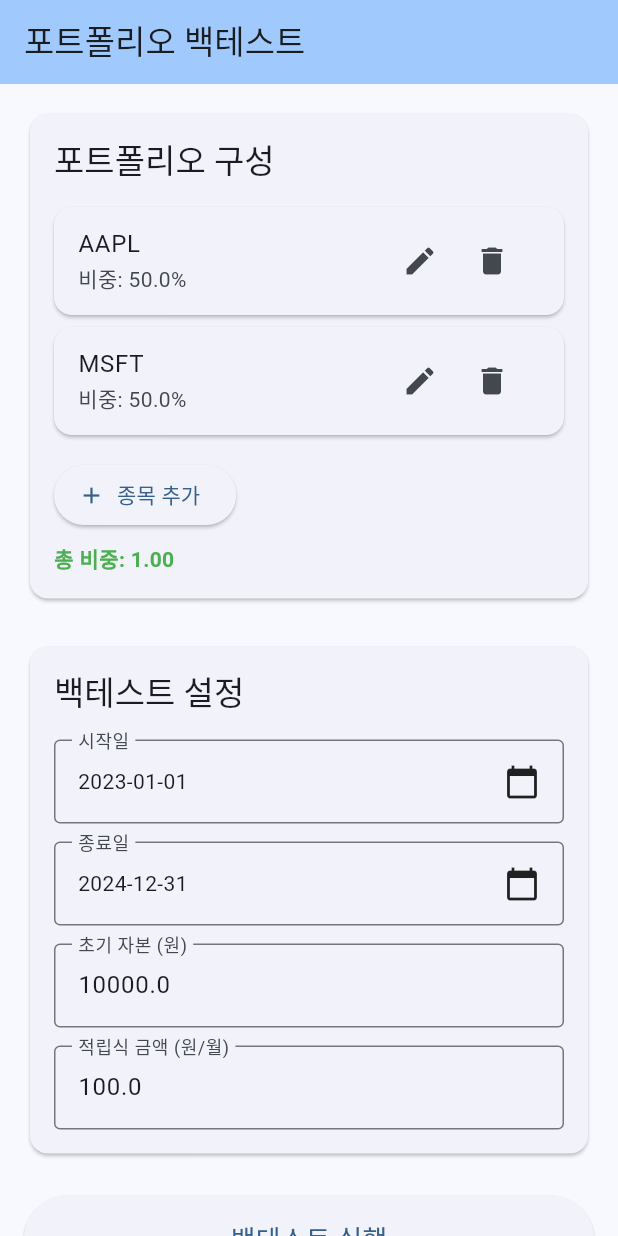
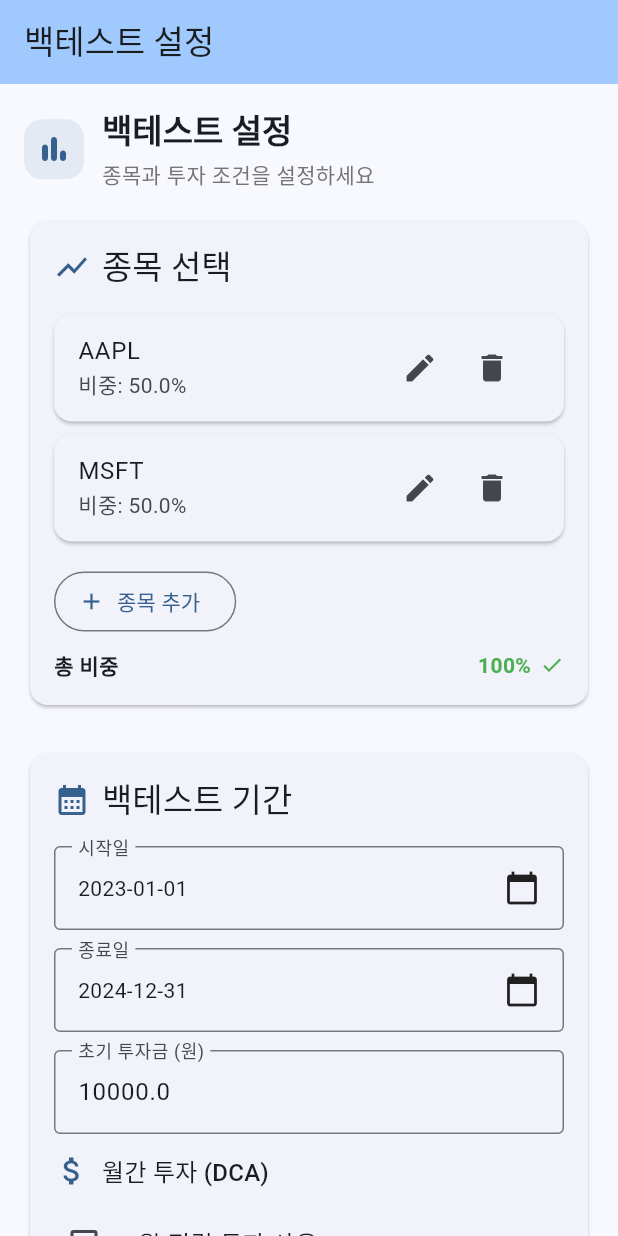
Before and after one commit to dongchan21/fsp_project_client, a Flutter app: the screen it shows after launch, on a phone screen of 412 x 824 dp. Run offline on Flutter 3.47's test engine with Material 3 defaults, Android fonts, the phone set to English and light mode, and no system bars; our stand-ins replace fl_chart.

Commit message:
feat(ui): 백테스트 설정 화면 개선 및 DCA 토글 추가

```diff
--- a/lib/screens/home_screen.dart
+++ b/lib/screens/home_screen.dart
@@ -11,7 +11,7 @@ class HomeScreen extends StatelessWidget {
   Widget build(BuildContext context) {
     return Scaffold(
       appBar: AppBar(
-        title: const Text('포트폴리오 백테스트'),
+        title: const Text('백테스트 설정'),
         backgroundColor: Theme.of(context).colorScheme.inversePrimary,
       ),
       body: SingleChildScrollView(
@@ -19,14 +19,48 @@ class HomeScreen extends StatelessWidget {
         child: Column(
           crossAxisAlignment: CrossAxisAlignment.stretch,
           children: [
+            _buildHeaderInfo(context),
+            const SizedBox(height: 16),
             _buildPortfolioSection(context),
             const SizedBox(height: 24),
             _buildParametersSection(context),
-            const SizedBox(height: 24),
+            const SizedBox(height: 32),
             _buildRunButton(context),
           ],
         ),
       ),
+    );
+  }
+
+  Widget _buildHeaderInfo(BuildContext context) {
+    return Column(
+      crossAxisAlignment: CrossAxisAlignment.start,
+      children: [
+        Row(
+          children: [
+            Container(
+              width: 40,
+              height: 40,
+              decoration: BoxDecoration(
+                color: Theme.of(context).colorScheme.primary.withOpacity(0.1),
+                borderRadius: BorderRadius.circular(12),
+              ),
+              child: Icon(Icons.bar_chart_rounded, color: Theme.of(context).colorScheme.primary),
+            ),
+            const SizedBox(width: 12),
+            Expanded(
+              child: Column(
+                crossAxisAlignment: CrossAxisAlignment.start,
+                children: [
+                  Text('백테스트 설정', style: Theme.of(context).textTheme.titleLarge?.copyWith(fontWeight: FontWeight.bold)),
+                  const SizedBox(height: 4),
+                  Text('종목과 투자 조건을 설정하세요', style: Theme.of(context).textTheme.bodyMedium?.copyWith(color: Colors.grey[600])),
+                ],
+              ),
+            ),
+          ],
+        ),
+      ],
     );
   }
 
@@ -39,9 +73,15 @@ class HomeScreen extends StatelessWidget {
             child: Column(
               crossAxisAlignment: CrossAxisAlignment.start,
               children: [
+                Row(
+                  children: [
+                    Icon(Icons.show_chart, color: Theme.of(context).colorScheme.primary),
+                    const SizedBox(width: 8),
                     Text(
-                  '포트폴리오 구성',
+                      '종목 선택',
                       style: Theme.of(context).textTheme.titleLarge,
+                    ),
+                  ],
                 ),
                 const SizedBox(height: 16),
                 ListView.builder(
@@ -53,20 +93,38 @@ class HomeScreen extends StatelessWidget {
                   },
                 ),
                 const SizedBox(height: 8),
-                ElevatedButton.icon(
+                OutlinedButton.icon(
                   onPressed: () => _showAddStockDialog(context, provider),
                   icon: const Icon(Icons.add),
                   label: const Text('종목 추가'),
                 ),
                 const SizedBox(height: 8),
+                Row(
+                  mainAxisAlignment: MainAxisAlignment.spaceBetween,
+                  children: [
                     Text(
-                  '총 비중: ${provider.weights.fold(0.0, (sum, w) => sum + w).toStringAsFixed(2)}',
+                      '총 비중',
+                      style: Theme.of(context).textTheme.bodyMedium?.copyWith(fontWeight: FontWeight.w600),
+                    ),
+                    Row(
+                      children: [
+                        Text(
+                          '${(provider.weights.fold(0.0, (sum, w) => sum + w) * 100).toStringAsFixed(0)}%',
                           style: TextStyle(
                             fontWeight: FontWeight.bold,
                             color: (provider.weights.fold(0.0, (sum, w) => sum + w) - 1.0).abs() < 0.01
                                 ? Colors.green
                                 : Colors.red,
                           ),
+                        ),
+                        if ((provider.weights.fold(0.0, (sum, w) => sum + w) - 1.0).abs() < 0.01)
+                          const Padding(
+                            padding: EdgeInsets.only(left: 6),
+                            child: Icon(Icons.check, size: 16, color: Colors.green),
+                          ),
+                      ],
+                    ),
+                  ],
                 ),
               ],
             ),
@@ -108,9 +166,15 @@ class HomeScreen extends StatelessWidget {
             child: Column(
               crossAxisAlignment: CrossAxisAlignment.start,
               children: [
+                Row(
+                  children: [
+                    Icon(Icons.calendar_month, color: Theme.of(context).colorScheme.primary),
+                    const SizedBox(width: 8),
                     Text(
-                  '백테스트 설정',
+                      '백테스트 기간',
                       style: Theme.of(context).textTheme.titleLarge,
+                    ),
+                  ],
                 ),
                 const SizedBox(height: 16),
                 _buildDatePicker(
@@ -128,16 +192,12 @@ class HomeScreen extends StatelessWidget {
                 ),
                 const SizedBox(height: 12),
                 _buildNumberField(
-                  '초기 자본 (원)',
+                  '초기 투자금 (원)',
                   provider.initialCapital,
                   (value) => provider.updateInitialCapital(value),
                 ),
                 const SizedBox(height: 12),
-                _buildNumberField(
-                  '적립식 금액 (원/월)',
-                  provider.dcaAmount,
-                  (value) => provider.updateDcaAmount(value),
-                ),
+                _buildDcaSection(context, provider),
               ],
             ),
           ),
@@ -205,8 +265,8 @@ class HomeScreen extends StatelessWidget {
   Widget _buildRunButton(BuildContext context) {
     return Consumer<PortfolioProvider>(
       builder: (context, provider, child) {
-        return ElevatedButton(
-          onPressed: provider.isLoading
+        return GestureDetector(
+          onTap: provider.isLoading
               ? null
               : () async {
                   await provider.runBacktest();
@@ -214,7 +274,7 @@ class HomeScreen extends StatelessWidget {
                     if (provider.error != null) {
                       ScaffoldMessenger.of(context).showSnackBar(
                         SnackBar(
-                          content: Text('Error: ${provider.error}'),
+                          content: Text('오류: ${provider.error}'),
                           backgroundColor: Colors.red,
                         ),
                       );
@@ -228,14 +288,40 @@ class HomeScreen extends StatelessWidget {
                     }
                   }
                 },
-          style: ElevatedButton.styleFrom(
-            padding: const EdgeInsets.all(16),
+          child: AnimatedContainer(
+            duration: const Duration(milliseconds: 200),
+            padding: const EdgeInsets.symmetric(vertical: 18),
+            decoration: BoxDecoration(
+              gradient: provider.isLoading
+                  ? LinearGradient(colors: [Colors.grey[400]!, Colors.grey[500]!])
+                  : const LinearGradient(colors: [Color(0xFF6366F1), Color(0xFF8B5CF6)]),
+              borderRadius: BorderRadius.circular(12),
+              boxShadow: [
+                BoxShadow(
+                  color: Colors.black.withOpacity(0.1),
+                  blurRadius: 8,
+                  offset: const Offset(0, 4),
                 ),
+              ],
+            ),
+            alignment: Alignment.center,
             child: provider.isLoading
-              ? const CircularProgressIndicator()
-              : const Text(
+                ? const SizedBox(
+                    width: 24,
+                    height: 24,
+                    child: CircularProgressIndicator(color: Colors.white, strokeWidth: 3),
+                  )
+                : const Row(
+                    mainAxisSize: MainAxisSize.min,
+                    children: [
+                      Icon(Icons.show_chart, color: Colors.white),
+                      SizedBox(width: 8),
+                      Text(
                         '백테스트 실행',
-                  style: TextStyle(fontSize: 18),
+                        style: TextStyle(fontSize: 18, fontWeight: FontWeight.bold, color: Colors.white),
+                      ),
+                    ],
+                  ),
           ),
         );
       },
@@ -335,4 +421,40 @@ class HomeScreen extends StatelessWidget {
       ),
     );
   }
+
+  Widget _buildDcaSection(BuildContext context, PortfolioProvider provider) {
+    return Column(
+      crossAxisAlignment: CrossAxisAlignment.start,
+      children: [
+        Row(
+          children: [
+            Icon(Icons.attach_money, color: Theme.of(context).colorScheme.primary),
+            const SizedBox(width: 8),
+            Text('월간 투자 (DCA)', style: Theme.of(context).textTheme.titleMedium),
+          ],
+        ),
+        const SizedBox(height: 8),
+        CheckboxListTile(
+          contentPadding: EdgeInsets.zero,
+          title: const Text('월 적립 투자 사용'),
+          value: provider.useDca,
+          onChanged: (val) => provider.toggleUseDca(val ?? false),
+          controlAffinity: ListTileControlAffinity.leading,
+        ),
+        AnimatedSwitcher(
+          duration: const Duration(milliseconds: 250),
+          child: provider.useDca
+              ? Padding(
+                  padding: const EdgeInsets.only(top: 8),
+                  child: _buildNumberField(
+                    '적립식 금액 (원/월)',
+                    provider.dcaAmount,
+                    (value) => provider.updateDcaAmount(value),
+                  ),
+                )
+              : const SizedBox.shrink(),
+        ),
+      ],
+    );
   }
+}
--- a/lib/services/portfolio_provider.dart
+++ b/lib/services/portfolio_provider.dart
@@ -9,6 +9,7 @@ class PortfolioProvider with ChangeNotifier {
   DateTime _endDate = DateTime(2024, 12, 31);
   double _initialCapital = 10000;
   double _dcaAmount = 100;
+  bool _useDca = false; // 월간 투자 사용 여부
 
   BacktestResult? _result;
   bool _isLoading = false;
@@ -21,6 +22,7 @@ class PortfolioProvider with ChangeNotifier {
   DateTime get endDate => _endDate;
   double get initialCapital => _initialCapital;
   double get dcaAmount => _dcaAmount;
+  bool get useDca => _useDca;
   BacktestResult? get result => _result;
   bool get isLoading => _isLoading;
   String? get error => _error;
@@ -53,6 +55,15 @@ class PortfolioProvider with ChangeNotifier {
 
   void updateDcaAmount(double amount) {
     _dcaAmount = amount;
+    notifyListeners();
+  }
+
+  void toggleUseDca(bool value) {
+    _useDca = value;
+    if (!_useDca) {
+      // 사용 안 할 때 금액 초기화 (선택사항) 유지하고 싶으면 제거
+      _dcaAmount = 0;
+    }
     notifyListeners();
   }
 
@@ -91,7 +102,7 @@ class PortfolioProvider with ChangeNotifier {
         startDate: _startDate,
         endDate: _endDate,
         initialCapital: _initialCapital,
-        dcaAmount: _dcaAmount,
+        dcaAmount: _useDca ? _dcaAmount : 0,
       );
 
       _result = BacktestResult.fromJson(response);
```
Lines whose indentation alone changed are shown as unchanged.
